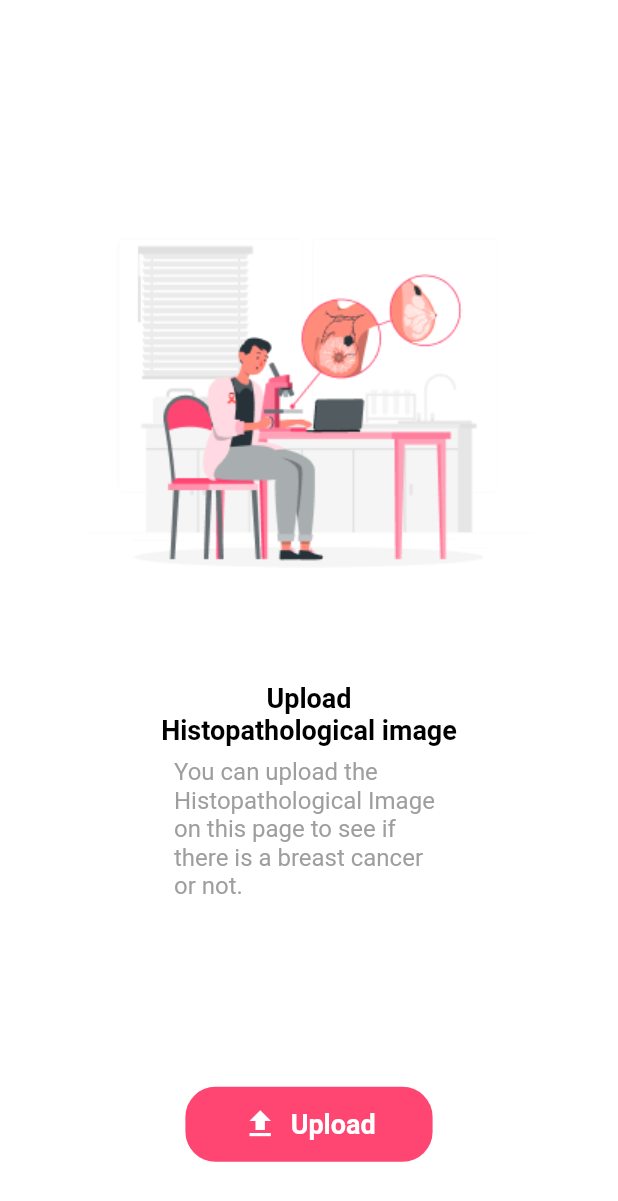
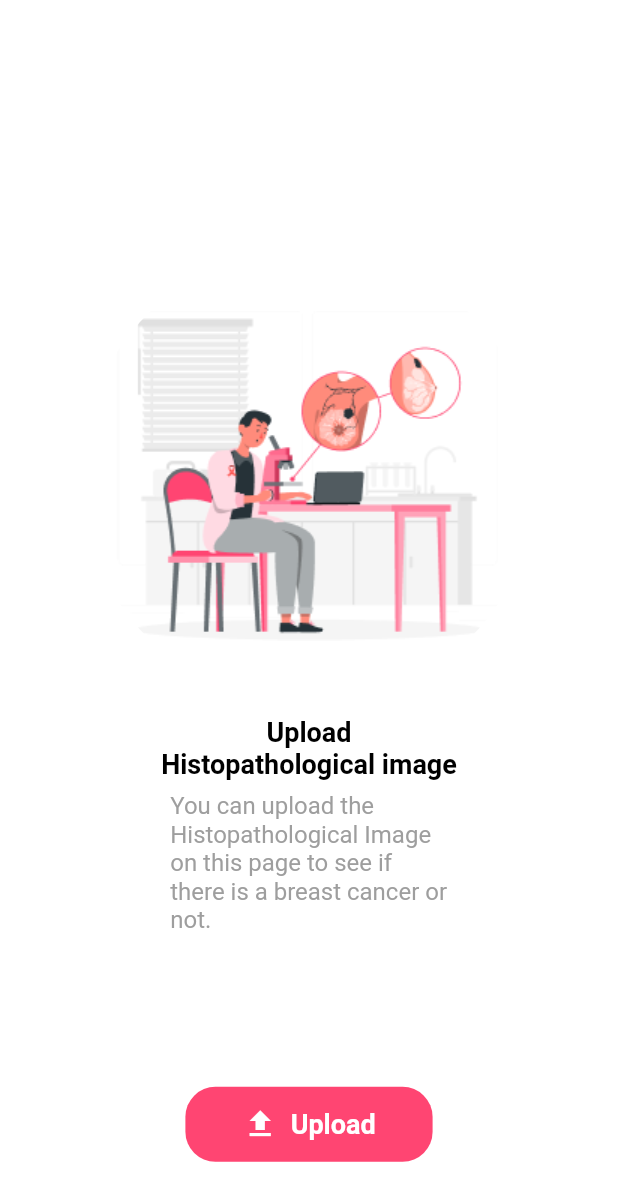
Before and after one commit to EyadSaadMo/tasks, a Flutter app: the screen it shows after launch, on a phone screen of 412 x 824 dp. Shown: the top 1201 px of the screen. Run offline on Flutter 3.47's test engine with Material 2 defaults, Android fonts, the phone set to English and light mode, and no system bars; our stand-ins replace percent_indicator.

Commit message:
finish task

```diff
--- a/lib/feature/upload_image/presentation/screens/upload_image_screen.dart
+++ b/lib/feature/upload_image/presentation/screens/upload_image_screen.dart
@@ -20,7 +20,7 @@ class _UploadImageState extends State<UploadImage> {
         mainAxisAlignment: MainAxisAlignment.center,
         children: [
           SizedBox(
-            height: kHeight(context) * 0.1,
+            height: kHeight(context) * 0.2,
           ),
           Expanded(
             flex: 3,
@@ -34,8 +34,11 @@ class _UploadImageState extends State<UploadImage> {
             ),
           ),
           Column(
-            mainAxisAlignment: MainAxisAlignment.spaceBetween,
+            mainAxisAlignment: MainAxisAlignment.center,
             children: [
+              SizedBox(
+                height: kHeight(context) * 0.01,
+              ),
               const Text(
                 AppStrings.upload,
                 style: TextStyle(
@@ -54,7 +57,7 @@ class _UploadImageState extends State<UploadImage> {
                 height: kHeight(context) * 0.01,
               ),
               const SizedBox(
-                width: 180,
+                width: 185,
                 child: Text(
                   AppStrings.uploadImage,
                   style:
--- a/lib/feature/upload_image/presentation/widgets/dialoge.dart
+++ b/lib/feature/upload_image/presentation/widgets/dialoge.dart
@@ -20,7 +20,7 @@ class Dialogue extends StatelessWidget {
             child: Padding(
               padding: const EdgeInsets.all(20.0),
               child: Material(
-                elevation: 20,
+                elevation: 10,
                 child: SizedBox(
                   width: kWidth(context) / 1.5,
                   height: kHeight(context) / 2.5,
```
